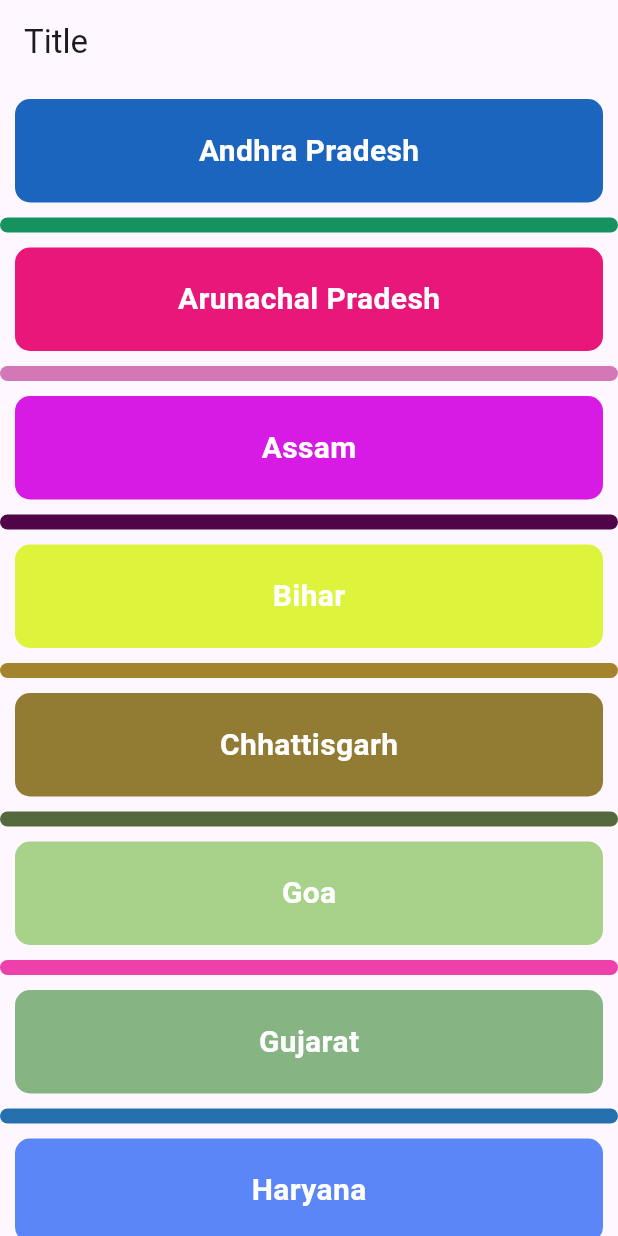
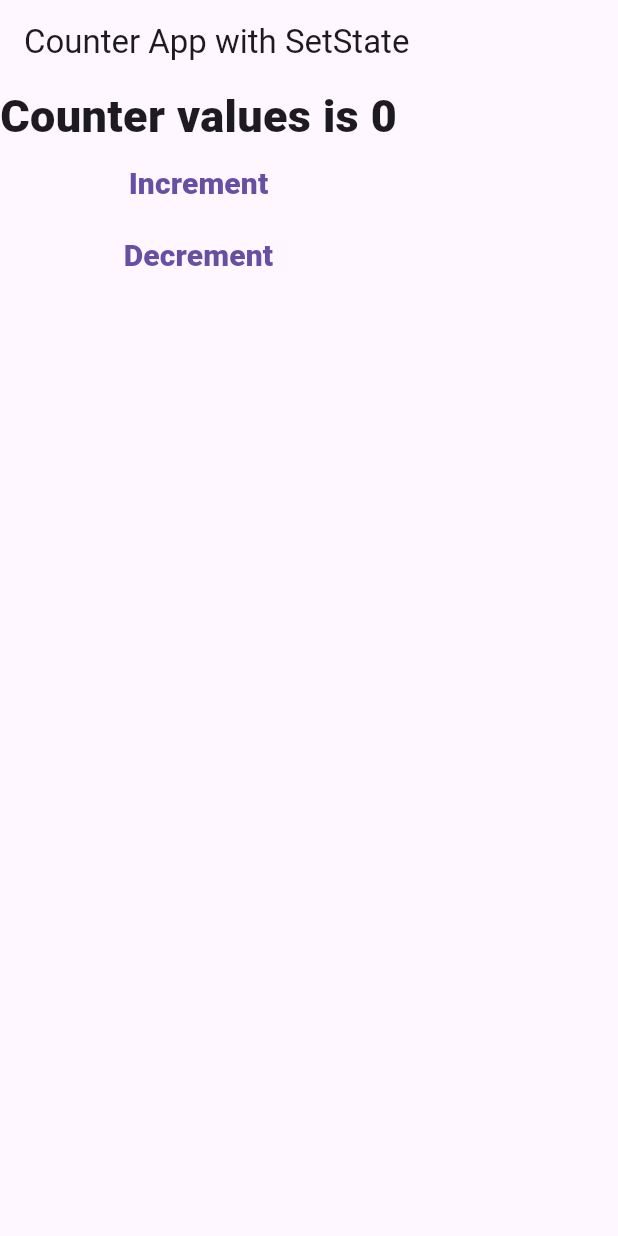
Before and after one commit to maheshmobileApp/flutter_tutorila_april, a Flutter app: the screen it shows after launch, on a phone screen of 412 x 824 dp. Run offline on Flutter 3.47's test engine with Material 3 defaults, Android fonts, the phone set to English and light mode, and no system bars.

Commit message:
counter app with setstate

```diff
--- a/lib/main.dart
+++ b/lib/main.dart
@@ -5,6 +5,7 @@ import 'login_screen.dart';
 import 'sign_up_screen.dart';
 import 'home_screen.dart';
 import 'listview/listview.dart';
+import 'setstate/counter_app.dart';
 void main() {
   // Entry point of the application
   runApp(MyApp()); // pass the widget to the runApp method
@@ -16,7 +17,7 @@ class MyApp extends StatelessWidget {
   Widget build(BuildContext context) {
     return MaterialApp(
       debugShowCheckedModeBanner: false,
-      initialRoute: "/listview",
+      initialRoute: "/counterWithProvider",
       routes: {
         "/splash":(context) => SplashScreen(),
         "/login":(context) => LoginScreen(),
@@ -24,6 +25,7 @@ class MyApp extends StatelessWidget {
         "/welocme":(context) => WelcomeScreen(),
         "/home": (context) => HomeScreen(),
         "/listview": (context) => ListviewScreen(),
+        "/counterWithProvider": (context) => CounterApp(),
       },
     );
   }
--- /dev/null
+++ b/lib/setstate/counter_app.dart
@@ -0,0 +1,66 @@
+
+import 'package:flutter/material.dart';
+
+class CounterApp extends StatefulWidget {
+  const CounterApp({ Key? key }) : super(key: key);
+
+  @override
+  _CounterAppState createState() => _CounterAppState();
+}
+
+class _CounterAppState extends State<CounterApp> {
+  int counter = 0;
+  @override
+  Widget build(BuildContext context) {
+    print("Build method called");
+    return Scaffold(
+      appBar: AppBar(
+        title: const Text('Counter App with SetState'),
+      ),
+      body: Container(
+        child: Column(
+          children: [
+            Text("Counter values is $counter",style: TextStyle(fontSize: 30,fontWeight: FontWeight.w800),),
+            TextButton(onPressed: (){
+              incrementCounter();
+            }, child: Text("Increment",
+                    style:
+                        TextStyle(fontSize: 20, fontWeight: FontWeight.w800))),
+                        TextButton(onPressed: () {
+                          decrementCounter();
+                        }, child: Text("Decrement",
+                    style:
+                        TextStyle(fontSize: 20, fontWeight: FontWeight.w800))),
+
+          ],
+        ),
+      ),
+    );
+  }
+
+  void incrementCounter()
+    {
+
+
+     setState(() {
+         counter = counter + 1;
+     });
+      // counter++;
+      print("counter is $counter");
+    }
+
+    void decrementCounter(){
+      setState(() {
+            counter = counter - 1;
+
+      });
+          print("counter is $counter");
+
+    // counter--;
+    }
+}
+
+//View
+// Business Logic
+
+//MVVM
```
